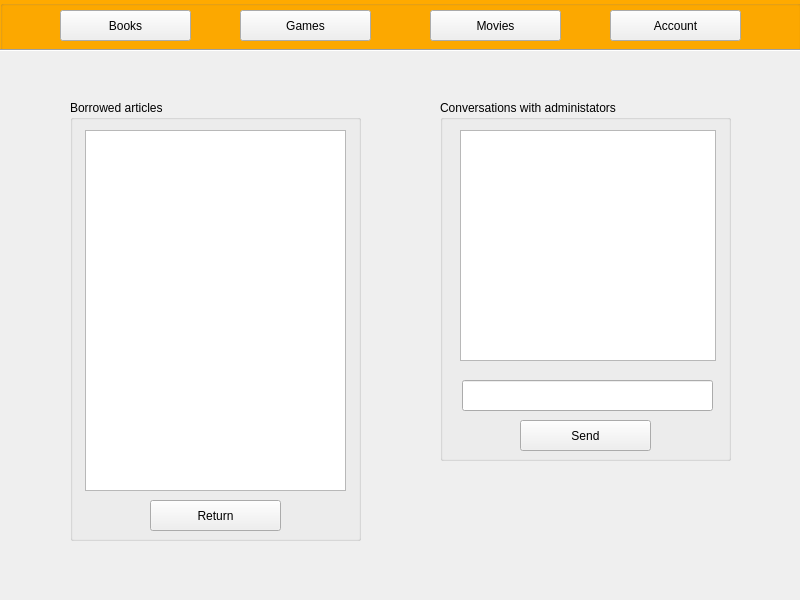
Qt form application.ui (alekswi/rentomat) before a commit.
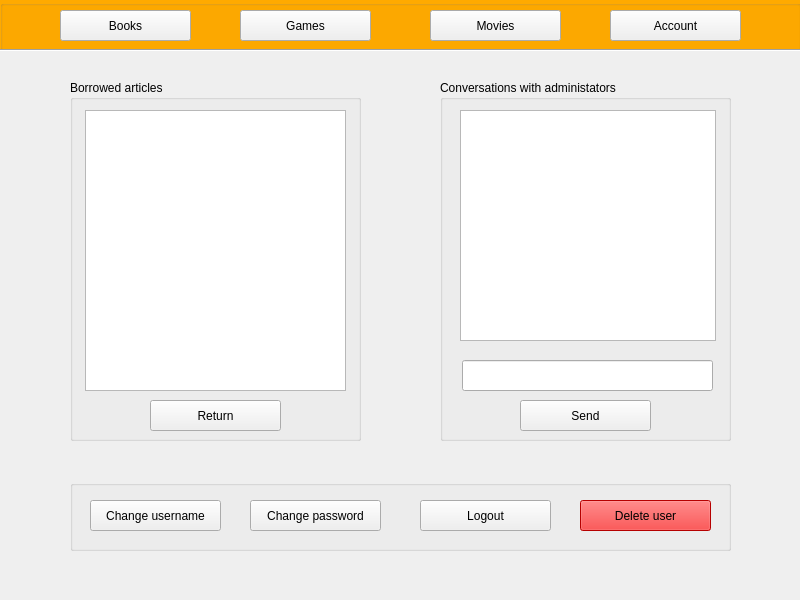
The same form after that commit. The open tabs and pages were chosen to show the change.

Patch:
```diff
--- a/application.ui
+++ b/application.ui
@@ -853,24 +853,11 @@
     </widget>
    </widget>
    <widget class="QWidget" name="accountPanel">
-    <widget class="QLabel" name="label_6">
-     <property name="geometry">
-      <rect>
-       <x>130</x>
-       <y>60</y>
-       <width>47</width>
-       <height>13</height>
-      </rect>
-     </property>
-     <property name="text">
-      <string/>
-     </property>
-    </widget>
     <widget class="QGroupBox" name="groupBox_2">
      <property name="geometry">
       <rect>
        <x>440</x>
-       <y>50</y>
+       <y>30</y>
        <width>291</width>
        <height>361</height>
       </rect>
@@ -916,9 +903,9 @@
      <property name="geometry">
       <rect>
        <x>70</x>
-       <y>50</y>
+       <y>30</y>
        <width>291</width>
-       <height>441</height>
+       <height>361</height>
       </rect>
      </property>
      <property name="title">
@@ -930,7 +917,7 @@
         <x>15</x>
         <y>30</y>
         <width>261</width>
-        <height>361</height>
+        <height>281</height>
        </rect>
       </property>
      </widget>
@@ -938,7 +925,7 @@
       <property name="geometry">
        <rect>
         <x>80</x>
-        <y>400</y>
+        <y>320</y>
         <width>131</width>
         <height>31</height>
        </rect>
@@ -948,6 +935,273 @@
       </property>
      </widget>
     </widget>
+    <widget class="QGroupBox" name="groupBox_6">
+     <property name="geometry">
+      <rect>
+       <x>70</x>
+       <y>430</y>
+       <width>661</width>
+       <height>71</height>
+      </rect>
+     </property>
+     <property name="title">
+      <string/>
+     </property>
+     <widget class="QPushButton" name="changeUsername">
+      <property name="geometry">
+       <rect>
+        <x>20</x>
+        <y>20</y>
+        <width>131</width>
+        <height>31</height>
+       </rect>
+      </property>
+      <property name="text">
+       <string>Change username</string>
+      </property>
+     </widget>
+     <widget class="QPushButton" name="deleteUser">
+      <property name="geometry">
+       <rect>
+        <x>510</x>
+        <y>20</y>
+        <width>131</width>
+        <height>31</height>
+       </rect>
+      </property>
+      <property name="palette">
+       <palette>
+        <active>
+         <colorrole role="WindowText">
+          <brush brushstyle="SolidPattern">
+           <color alpha="255">
+            <red>0</red>
+            <green>0</green>
+            <blue>0</blue>
+           </color>
+          </brush>
+         </colorrole>
+         <colorrole role="Button">
+          <brush brushstyle="SolidPattern">
+           <color alpha="255">
+            <red>255</red>
+            <green>0</green>
+            <blue>0</blue>
+           </color>
+          </brush>
+         </colorrole>
+         <colorrole role="Text">
+          <brush brushstyle="SolidPattern">
+           <color alpha="255">
+            <red>0</red>
+            <green>0</green>
+            <blue>0</blue>
+           </color>
+          </brush>
+         </colorrole>
+         <colorrole role="ButtonText">
+          <brush brushstyle="SolidPattern">
+           <color alpha="255">
+            <red>0</red>
+            <green>0</green>
+            <blue>0</blue>
+           </color>
+          </brush>
+         </colorrole>
+         <colorrole role="Base">
+          <brush brushstyle="SolidPattern">
+           <color alpha="255">
+            <red>255</red>
+            <green>0</green>
+            <blue>0</blue>
+           </color>
+          </brush>
+         </colorrole>
+         <colorrole role="Window">
+          <brush brushstyle="SolidPattern">
+           <color alpha="255">
+            <red>255</red>
+            <green>0</green>
+            <blue>0</blue>
+           </color>
+          </brush>
+         </colorrole>
+         <colorrole role="PlaceholderText">
+          <brush brushstyle="NoBrush">
+           <color alpha="128">
+            <red>0</red>
+            <green>0</green>
+            <blue>0</blue>
+           </color>
+          </brush>
+         </colorrole>
+        </active>
+        <inactive>
+         <colorrole role="WindowText">
+          <brush brushstyle="SolidPattern">
+           <color alpha="255">
+            <red>0</red>
+            <green>0</green>
+            <blue>0</blue>
+           </color>
+          </brush>
+         </colorrole>
+         <colorrole role="Button">
+          <brush brushstyle="SolidPattern">
+           <color alpha="255">
+            <red>255</red>
+            <green>0</green>
+            <blue>0</blue>
+           </color>
+          </brush>
+         </colorrole>
+         <colorrole role="Text">
+          <brush brushstyle="SolidPattern">
+           <color alpha="255">
+            <red>0</red>
+            <green>0</green>
+            <blue>0</blue>
+           </color>
+          </brush>
+         </colorrole>
+         <colorrole role="ButtonText">
+          <brush brushstyle="SolidPattern">
+           <color alpha="255">
+            <red>0</red>
+            <green>0</green>
+            <blue>0</blue>
+           </color>
+          </brush>
+         </colorrole>
+         <colorrole role="Base">
+          <brush brushstyle="SolidPattern">
+           <color alpha="255">
+            <red>255</red>
+            <green>0</green>
+            <blue>0</blue>
+           </color>
+          </brush>
+         </colorrole>
+         <colorrole role="Window">
+          <brush brushstyle="SolidPattern">
+           <color alpha="255">
+            <red>255</red>
+            <green>0</green>
+            <blue>0</blue>
+           </color>
+          </brush>
+         </colorrole>
+         <colorrole role="PlaceholderText">
+          <brush brushstyle="NoBrush">
+           <color alpha="128">
+            <red>0</red>
+            <green>0</green>
+            <blue>0</blue>
+           </color>
+          </brush>
+         </colorrole>
+        </inactive>
+        <disabled>
+         <colorrole role="WindowText">
+          <brush brushstyle="SolidPattern">
+           <color alpha="255">
+            <red>0</red>
+            <green>0</green>
+            <blue>0</blue>
+           </color>
+          </brush>
+         </colorrole>
+         <colorrole role="Button">
+          <brush brushstyle="SolidPattern">
+           <color alpha="255">
+            <red>255</red>
+            <green>0</green>
+            <blue>0</blue>
+           </color>
+          </brush>
+         </colorrole>
+         <colorrole role="Text">
+          <brush brushstyle="SolidPattern">
+           <color alpha="255">
+            <red>0</red>
+            <green>0</green>
+            <blue>0</blue>
+           </color>
+          </brush>
+         </colorrole>
+         <colorrole role="ButtonText">
+          <brush brushstyle="SolidPattern">
+           <color alpha="255">
+            <red>0</red>
+            <green>0</green>
+            <blue>0</blue>
+           </color>
+          </brush>
+         </colorrole>
+         <colorrole role="Base">
+          <brush brushstyle="SolidPattern">
+           <color alpha="255">
+            <red>255</red>
+            <green>0</green>
+            <blue>0</blue>
+           </color>
+          </brush>
+         </colorrole>
+         <colorrole role="Window">
+          <brush brushstyle="SolidPattern">
+           <color alpha="255">
+            <red>255</red>
+            <green>0</green>
+            <blue>0</blue>
+           </color>
+          </brush>
+         </colorrole>
+         <colorrole role="PlaceholderText">
+          <brush brushstyle="NoBrush">
+           <color alpha="128">
+            <red>0</red>
+            <green>0</green>
+            <blue>0</blue>
+           </color>
+          </brush>
+         </colorrole>
+        </disabled>
+       </palette>
+      </property>
+      <property name="styleSheet">
+       <string notr="true">background-color: #ff0000; color: black</string>
+      </property>
+      <property name="text">
+       <string>Delete user</string>
+      </property>
+     </widget>
+     <widget class="QPushButton" name="logout">
+      <property name="geometry">
+       <rect>
+        <x>350</x>
+        <y>20</y>
+        <width>131</width>
+        <height>31</height>
+       </rect>
+      </property>
+      <property name="text">
+       <string>Logout</string>
+      </property>
+     </widget>
+     <widget class="QPushButton" name="changePassword">
+      <property name="geometry">
+       <rect>
+        <x>180</x>
+        <y>20</y>
+        <width>131</width>
+        <height>31</height>
+       </rect>
+      </property>
+      <property name="text">
+       <string>Change password</string>
+      </property>
+     </widget>
+    </widget>
    </widget>
   </widget>
   <widget class="QGroupBox" name="header">
```
Left out of the diff: 2 changed lines with no effect on the pictures.
